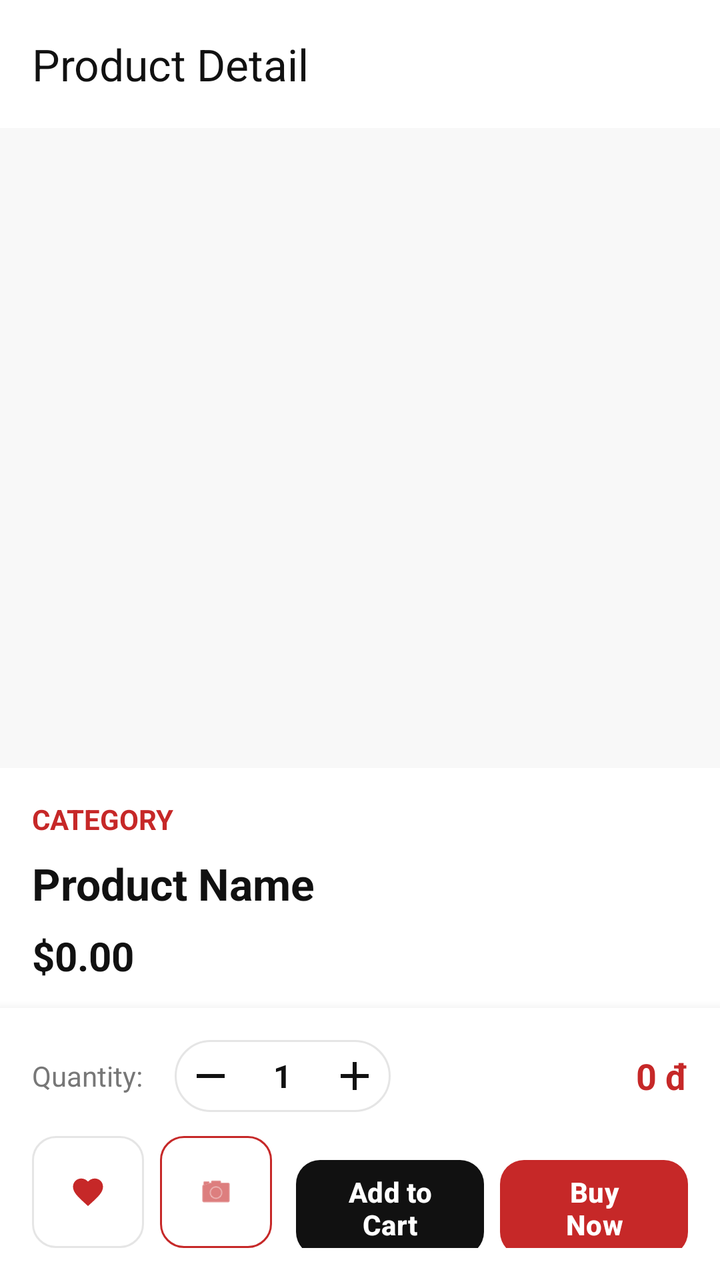
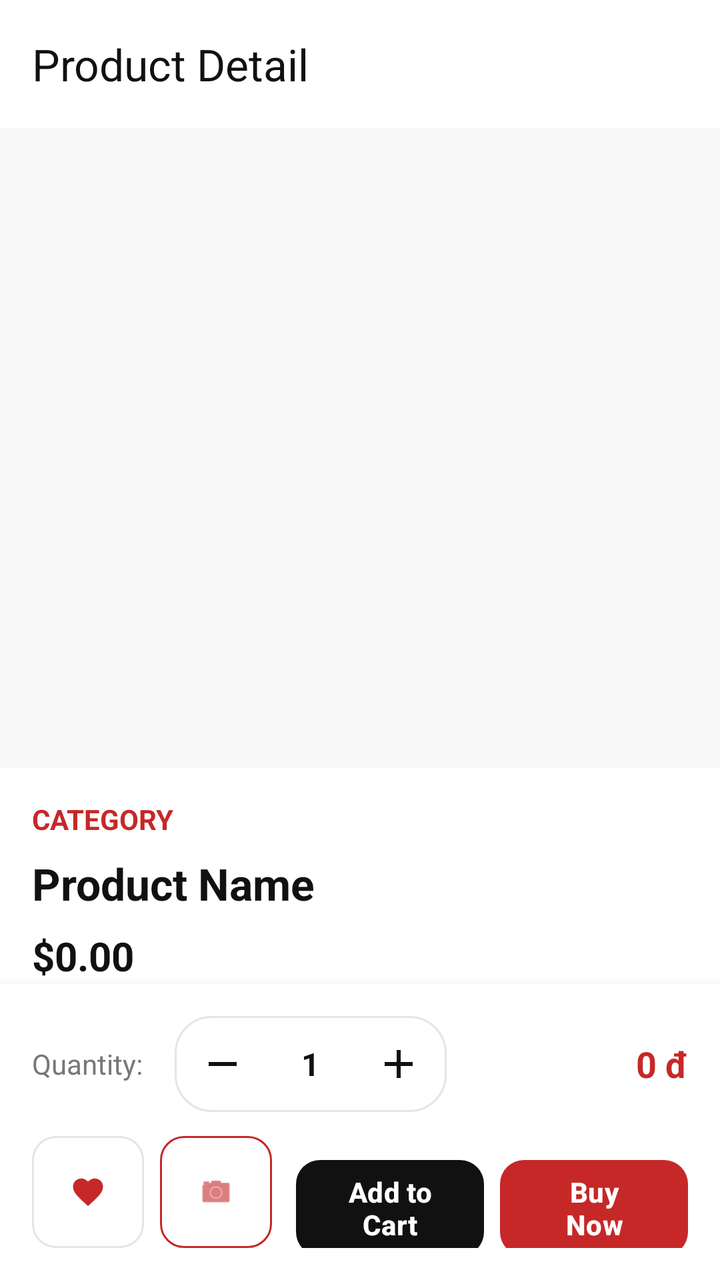

Two renders of the same Android screen: before a commit and after it. Below are the layout's source before the change and the commit's diff.
<!-- AndroidManifest.xml: application theme Theme.TirTirMCommerce -->
<!-- res/layout/activity_product_detail.xml -->
<?xml version="1.0" encoding="utf-8"?>
<androidx.coordinatorlayout.widget.CoordinatorLayout xmlns:android="http://schemas.android.com/apk/res/android"
    xmlns:app="http://schemas.android.com/apk/res-auto"
    android:layout_width="match_parent"
    android:layout_height="match_parent"
    android:background="@color/tirtir_white">

    <com.google.android.material.appbar.AppBarLayout
        android:layout_width="match_parent"
        android:layout_height="wrap_content"
        android:background="@android:color/white"
        app:elevation="0dp">

        <androidx.appcompat.widget.Toolbar
            android:id="@+id/toolbarProductDetail"
            android:layout_width="match_parent"
            android:layout_height="?attr/actionBarSize"
            app:title="@string/product_detail_title"
            app:titleTextColor="@color/tirtir_text_primary" />
    </com.google.android.material.appbar.AppBarLayout>

    <androidx.core.widget.NestedScrollView
        android:layout_width="match_parent"
        android:layout_height="match_parent"
        app:layout_behavior="@string/appbar_scrolling_view_behavior"
        android:paddingBottom="80dp">

        <LinearLayout
            android:layout_width="match_parent"
            android:layout_height="wrap_content"
            android:orientation="vertical">

            
            
            <FrameLayout
                android:layout_width="match_parent"
                android:layout_height="320dp"
                android:background="@color/tirtir_off_white">

                <ImageView
                    android:id="@+id/ivProductDetailImage"
                    android:layout_width="match_parent"
                    android:layout_height="match_parent"
                    android:scaleType="centerCrop"
                    android:background="@color/tirtir_off_white"
                    android:contentDescription="@string/product_name_placeholder" />

                
                <androidx.viewpager2.widget.ViewPager2
                    android:id="@+id/viewPagerProductImages"
                    android:layout_width="match_parent"
                    android:layout_height="match_parent"
                    android:visibility="gone" />

                <com.google.android.material.tabs.TabLayout
                    android:id="@+id/tabIndicatorImages"
                    android:layout_width="wrap_content"
                    android:layout_height="16dp"
                    android:layout_gravity="bottom|center_horizontal"
                    android:layout_marginBottom="8dp"
                    android:background="@android:color/transparent"
                    app:tabBackground="@drawable/tab_selector"
                    app:tabGravity="center"
                    app:tabIndicatorHeight="0dp"
                    app:tabPaddingEnd="4dp"
                    app:tabPaddingStart="4dp"
                    android:visibility="gone"/>

                
                <TextView
                    android:id="@+id/tvProductOutOfStockBadge"
                    android:layout_width="wrap_content"
                    android:layout_height="wrap_content"
                    android:layout_gravity="top|start"
                    android:layout_margin="10dp"
                    android:background="#CC000000"
                    android:paddingHorizontal="10dp"
                    android:paddingVertical="4dp"
                    android:text="Out of stock"
                    android:textColor="#FFFFFF"
                    android:textSize="12sp"
                    android:textStyle="bold"
                    android:visibility="gone" />

            </FrameLayout>

            <LinearLayout
                android:layout_width="match_parent"
                android:layout_height="wrap_content"
                android:orientation="vertical"
                android:padding="16dp">

                <TextView
                    android:id="@+id/tvProductCategory"
                    android:layout_width="wrap_content"
                    android:layout_height="wrap_content"
                    android:text="@string/product_category_placeholder"
                    android:textColor="@color/tirtir_red_primary"
                    android:textSize="14sp"
                    android:textAllCaps="true"
                    android:textStyle="bold" />

                <TextView
                    android:id="@+id/tvProductName"
                    android:layout_width="match_parent"
                    android:layout_height="wrap_content"
                    android:layout_marginTop="8dp"
                    android:text="@string/product_name_placeholder"
                    android:textColor="@color/tirtir_text_primary"
                    android:textSize="22sp"
                    android:textStyle="bold" />

                <TextView
                    android:id="@+id/tvProductPrice"
                    android:layout_width="wrap_content"
                    android:layout_height="wrap_content"
                    android:layout_marginTop="8dp"
                    android:text="@string/product_price_placeholder"
                    android:textColor="@color/tirtir_text_primary"
                    android:textSize="20sp"
                    android:textStyle="bold" />

                <View
                    android:layout_width="match_parent"
                    android:layout_height="1dp"
                    android:layout_marginTop="16dp"
                    android:layout_marginBottom="16dp"
                    android:background="@color/tirtir_border_gray" />

                <TextView
                    android:layout_width="wrap_content"
                    android:layout_height="wrap_content"
                    android:text="@string/product_suitable_skin_types"
                    android:textColor="@color/tirtir_text_primary"
                    android:textStyle="bold"
                    android:textSize="16sp" />

                <TextView
                    android:id="@+id/tvSuitableSkinTypes"
                    android:layout_width="match_parent"
                    android:layout_height="wrap_content"
                    android:layout_marginTop="8dp"
                    android:text="@string/product_skin_types_placeholder"
                    android:textColor="@color/tirtir_text_secondary"
                    android:textSize="14sp" />

                <TextView
                    android:layout_width="wrap_content"
                    android:layout_height="wrap_content"
                    android:layout_marginTop="16dp"
                    android:text="@string/product_ingredients_title"
                    android:textColor="@color/tirtir_text_primary"
                    android:textStyle="bold"
                    android:textSize="16sp" />

                <TextView
                    android:id="@+id/tvIngredientList"
                    android:layout_width="match_parent"
                    android:layout_height="wrap_content"
                    android:layout_marginTop="8dp"
                    android:text="@string/product_ingredients_placeholder"
                    android:textColor="@color/tirtir_text_secondary"
                    android:textSize="14sp" />

                <com.google.android.material.button.MaterialButton
                    android:id="@+id/btnIngredientScan"
                    style="@style/Widget.MaterialComponents.Button.OutlinedButton"
                    android:layout_width="match_parent"
                    android:layout_height="48dp"
                    android:layout_marginTop="12dp"
                    android:text="Scan ingredients / check conflicts"
                    android:textColor="@color/tirtir_red_primary"
                    app:cornerRadius="12dp"
                    app:icon="@drawable/ic_scan"
                    app:iconTint="@color/tirtir_red_primary"
                    app:strokeColor="@color/tirtir_red_primary" />

                <com.google.android.material.button.MaterialButton
                    android:id="@+id/btnChatAdvisor"
                    style="@style/Widget.MaterialComponents.Button.OutlinedButton"
                    android:layout_width="match_parent"
                    android:layout_height="48dp"
                    android:layout_marginTop="10dp"
                    android:text="Ask AI before buying"
                    android:textColor="@color/tirtir_black"
                    app:cornerRadius="12dp"
                    app:icon="@drawable/ic_chat"
                    app:iconTint="@color/tirtir_black"
                    app:strokeColor="@color/tirtir_border_gray" />

                <TextView
                    android:layout_width="wrap_content"
                    android:layout_height="wrap_content"
                    android:layout_marginTop="16dp"
                    android:text="@string/product_description_title"
                    android:textColor="@color/tirtir_text_primary"
                    android:textStyle="bold"
                    android:textSize="16sp" />

                <TextView
                    android:id="@+id/tvProductDescription"
                    android:layout_width="match_parent"
                    android:layout_height="wrap_content"
                    android:layout_marginTop="8dp"
                    android:text="@string/product_description_placeholder"
                    android:textColor="@color/tirtir_text_secondary"
                    android:textSize="14sp"
                    android:lineSpacingExtra="4dp" />

            </LinearLayout>
        </LinearLayout>
    </androidx.core.widget.NestedScrollView>

    
    <LinearLayout
        android:layout_width="match_parent"
        android:layout_height="wrap_content"
        android:layout_gravity="bottom"
        android:background="@color/tirtir_white"
        android:elevation="8dp"
        android:orientation="vertical"
        android:padding="16dp">

        <LinearLayout
            android:layout_width="match_parent"
            android:layout_height="wrap_content"
            android:orientation="horizontal"
            android:gravity="center_vertical"
            android:layout_marginBottom="12dp">
            
            <TextView
                android:layout_width="wrap_content"
                android:layout_height="wrap_content"
                android:text="Quantity:"
                android:textColor="@color/tirtir_text_secondary"
                android:textSize="14sp"
                android:layout_marginEnd="16dp"/>
                
            <LinearLayout
                android:layout_width="wrap_content"
                android:layout_height="36dp"
                android:orientation="horizontal"
                android:background="@drawable/bg_stepper"
                android:gravity="center_vertical">
                
                <ImageButton
                    android:id="@+id/btnDecreaseQty"
                    android:layout_width="36dp"
                    android:layout_height="36dp"
                    android:background="?attr/selectableItemBackground"
                    android:src="@drawable/ic_minus"
                    app:tint="@color/tirtir_black"/>
                    
                <TextView
                    android:id="@+id/tvQuantity"
                    android:layout_width="36dp"
                    android:layout_height="wrap_content"
                    android:text="1"
                    android:gravity="center"
                    android:textColor="@color/tirtir_black"
                    android:textStyle="bold"
                    android:textSize="16sp"/>
                    
                <ImageButton
                    android:id="@+id/btnIncreaseQty"
                    android:layout_width="36dp"
                    android:layout_height="36dp"
                    android:background="?attr/selectableItemBackground"
                    android:src="@drawable/ic_plus"
                    app:tint="@color/tirtir_black"/>
            </LinearLayout>
            
            <View
                android:layout_width="0dp"
                android:layout_height="0dp"
                android:layout_weight="1"/>
                
            <TextView
                android:id="@+id/tvTotalPrice"
                android:layout_width="wrap_content"
                android:layout_height="wrap_content"
                android:text="0 đ"
                android:textColor="@color/tirtir_red_primary"
                android:textSize="18sp"
                android:textStyle="bold"/>
        </LinearLayout>

        <LinearLayout
            android:layout_width="match_parent"
            android:layout_height="wrap_content"
            android:orientation="horizontal">
            
            <com.google.android.material.button.MaterialButton
                android:id="@+id/btnWishlist"
                style="@style/Widget.MaterialComponents.Button.OutlinedButton"
                android:layout_width="56dp"
                android:layout_height="56dp"
                android:contentDescription="@string/content_desc_wishlist"
                android:insetTop="0dp"
                android:insetBottom="0dp"
                android:padding="0dp"
                app:icon="@drawable/ic_wishlist"
                app:iconGravity="textStart"
                app:iconPadding="0dp"
                app:iconTint="@color/tirtir_red_primary"
                app:strokeColor="@color/tirtir_border_gray"
                app:cornerRadius="12dp" />

            
            <com.google.android.material.button.MaterialButton
                android:id="@+id/btnARTryOn"
                style="@style/Widget.MaterialComponents.Button.OutlinedButton"
                android:layout_width="56dp"
                android:layout_height="56dp"
                android:layout_marginStart="8dp"
                android:contentDescription="AR Try-On"
                android:insetTop="0dp"
                android:insetBottom="0dp"
                android:padding="0dp"
                app:icon="@android:drawable/ic_menu_camera"
                app:iconGravity="textStart"
                app:iconPadding="0dp"
                app:iconTint="@color/tirtir_red_primary"
                app:strokeColor="@color/tirtir_red_primary"
                app:cornerRadius="12dp" />

            <com.google.android.material.button.MaterialButton
                android:id="@+id/btnAddToCart"
                android:layout_width="0dp"
                android:layout_height="56dp"
                android:layout_marginStart="12dp"
                android:layout_weight="1"
                android:text="@string/btn_add_to_cart"
                android:textColor="@color/tirtir_white"
                android:textSize="14sp"
                android:textStyle="bold"
                app:backgroundTint="@color/tirtir_black"
                app:cornerRadius="12dp" />

            <com.google.android.material.button.MaterialButton
                android:id="@+id/btnBuyNow"
                android:layout_width="0dp"
                android:layout_height="56dp"
                android:layout_marginStart="8dp"
                android:layout_weight="1"
                android:text="Buy Now"
                android:textColor="@color/tirtir_white"
                android:textSize="14sp"
                android:textStyle="bold"
                app:backgroundTint="@color/tirtir_red_primary"
                app:cornerRadius="12dp" />
        </LinearLayout>
    </LinearLayout>

</androidx.coordinatorlayout.widget.CoordinatorLayout>
<!-- resources referenced by this layout -->
<resources>
  <color name="tirtir_black">#111111</color>
  <color name="tirtir_border_gray">#E5E5E5</color>
  <color name="tirtir_off_white">#F8F8F8</color>
  <color name="tirtir_red_primary">#C62828</color>
  <color name="tirtir_text_primary">#111111</color>
  <color name="tirtir_text_secondary">#777777</color>
  <color name="tirtir_white">#FFFFFF</color>
  <!-- drawable bg_stepper (drawable) -->
  <?xml version="1.0" encoding="utf-8"?>
  <shape xmlns:android="http://schemas.android.com/apk/res/android">
      <solid android:color="@color/tirtir_white" />
      <stroke android:width="1dp" android:color="@color/tirtir_border_gray" />
      <corners android:radius="18dp" />
  </shape>
  <!-- drawable ic_minus (drawable) -->
  <vector xmlns:android="http://schemas.android.com/apk/res/android"
      android:width="24dp"
      android:height="24dp"
      android:viewportWidth="24"
      android:viewportHeight="24">
      <path
          android:fillColor="#000000"
          android:pathData="M19,13H5V11H19V13Z" />
  </vector>
  <!-- drawable ic_plus (drawable) -->
  <vector xmlns:android="http://schemas.android.com/apk/res/android"
      android:width="24dp"
      android:height="24dp"
      android:viewportWidth="24"
      android:viewportHeight="24">
      <path
          android:fillColor="#000000"
          android:pathData="M19,13H13V19H11V13H5V11H11V5H13V11H19V13Z" />
  </vector>
  <!-- drawable ic_scan (drawable) -->
  <vector xmlns:android="http://schemas.android.com/apk/res/android"
      android:width="24dp"
      android:height="24dp"
      android:viewportWidth="24"
      android:viewportHeight="24"
      android:tint="?attr/colorControlNormal">
      <path
          android:fillColor="#FF000000"
          android:pathData="M4,4h6v2H6v4H4V4zM14,4h6v6h-2V6h-4V4zM6,14v4h4v2H4v-6h2zM18,18v-4h2v6h-6v-2h4zM8,8h8v2H8V8zM8,12h8v2H8v-2z" />
  </vector>
  <!-- drawable tab_selector (drawable) -->
  <?xml version="1.0" encoding="utf-8"?>
  <selector xmlns:android="http://schemas.android.com/apk/res/android">
      <item android:state_selected="true" android:drawable="@drawable/tab_indicator_selected" />
      <item android:drawable="@drawable/tab_indicator_default" />
  </selector>
  <string name="btn_add_to_cart">Add to Cart</string>
  <string name="content_desc_wishlist">Add to wishlist</string>
  <string name="product_category_placeholder">CATEGORY</string>
  <string name="product_description_placeholder">Product description</string>
  <string name="product_description_title">Description</string>
  <string name="product_detail_title">Product Detail</string>
  <string name="product_ingredients_placeholder">Water, Glycerin, Niacinamide...</string>
  <string name="product_ingredients_title">Ingredients</string>
  <string name="product_name_placeholder">Product Name</string>
  <string name="product_price_placeholder">$0.00</string>
  <string name="product_skin_types_placeholder">All skin types, sensitive skin</string>
  <string name="product_suitable_skin_types">Suitable Skin Types</string>
  <style name="Theme.TirTirMCommerce" parent="Base.Theme.TirTirMCommerce" />
  <!-- drawable tab_indicator_selected (drawable) -->
  <?xml version="1.0" encoding="utf-8"?>
  <shape xmlns:android="http://schemas.android.com/apk/res/android"
      android:shape="oval">
      <solid android:color="@color/tirtir_red_primary"/>
      <size android:width="8dp" android:height="8dp"/>
  </shape>
  <!-- drawable tab_indicator_default (drawable) -->
  <?xml version="1.0" encoding="utf-8"?>
  <shape xmlns:android="http://schemas.android.com/apk/res/android"
      android:shape="oval">
      <solid android:color="@color/tirtir_silver_gray"/>
      <size android:width="8dp" android:height="8dp"/>
  </shape>
  <color name="tirtir_silver_gray">#BDBDBD</color>
  <color name="tirtir_red_dark">#8E0000</color>
  <color name="tirtir_red_surface">#FFEBEE</color>
  <color name="tirtir_error">#D32F2F</color>
  <!-- unchanged entries left out for length: 3 -->
</resources>

<!-- the commit's change to res/layout/activity_product_detail.xml (unified diff, before → after) -->
@@ -238,22 +238,22 @@
                 
             <LinearLayout
                 android:layout_width="wrap_content"
-                android:layout_height="36dp"
+                android:layout_height="48dp"
                 android:orientation="horizontal"
                 android:background="@drawable/bg_stepper"
                 android:gravity="center_vertical">
                 
                 <ImageButton
                     android:id="@+id/btnDecreaseQty"
-                    android:layout_width="36dp"
-                    android:layout_height="36dp"
+                    android:layout_width="48dp"
+                    android:layout_height="48dp"
                     android:background="?attr/selectableItemBackground"
                     android:src="@drawable/ic_minus"
                     app:tint="@color/tirtir_black"/>
                     
                 <TextView
                     android:id="@+id/tvQuantity"
-                    android:layout_width="36dp"
+                    android:layout_width="40dp"
                     android:layout_height="wrap_content"
                     android:text="1"
                     android:gravity="center"
@@ -263,8 +263,8 @@
                     
                 <ImageButton
                     android:id="@+id/btnIncreaseQty"
-                    android:layout_width="36dp"
-                    android:layout_height="36dp"
+                    android:layout_width="48dp"
+                    android:layout_height="48dp"
                     android:background="?attr/selectableItemBackground"
                     android:src="@drawable/ic_plus"
                     app:tint="@color/tirtir_black"/>
